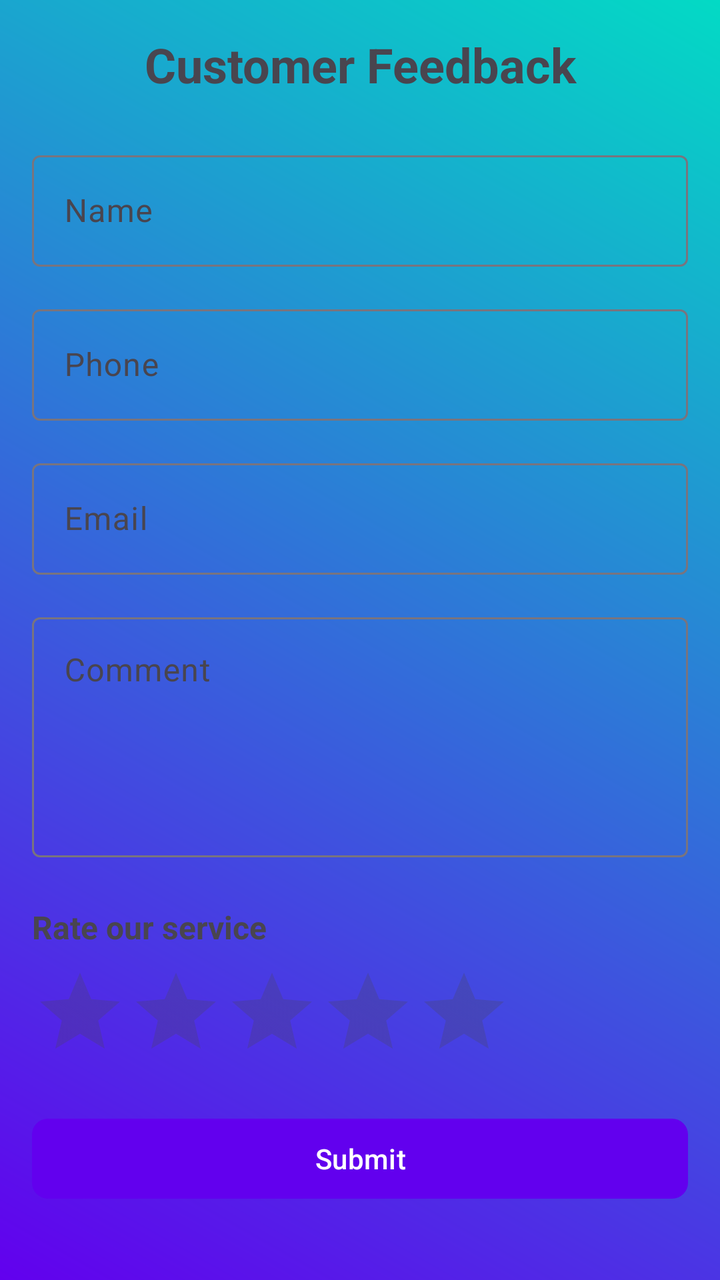
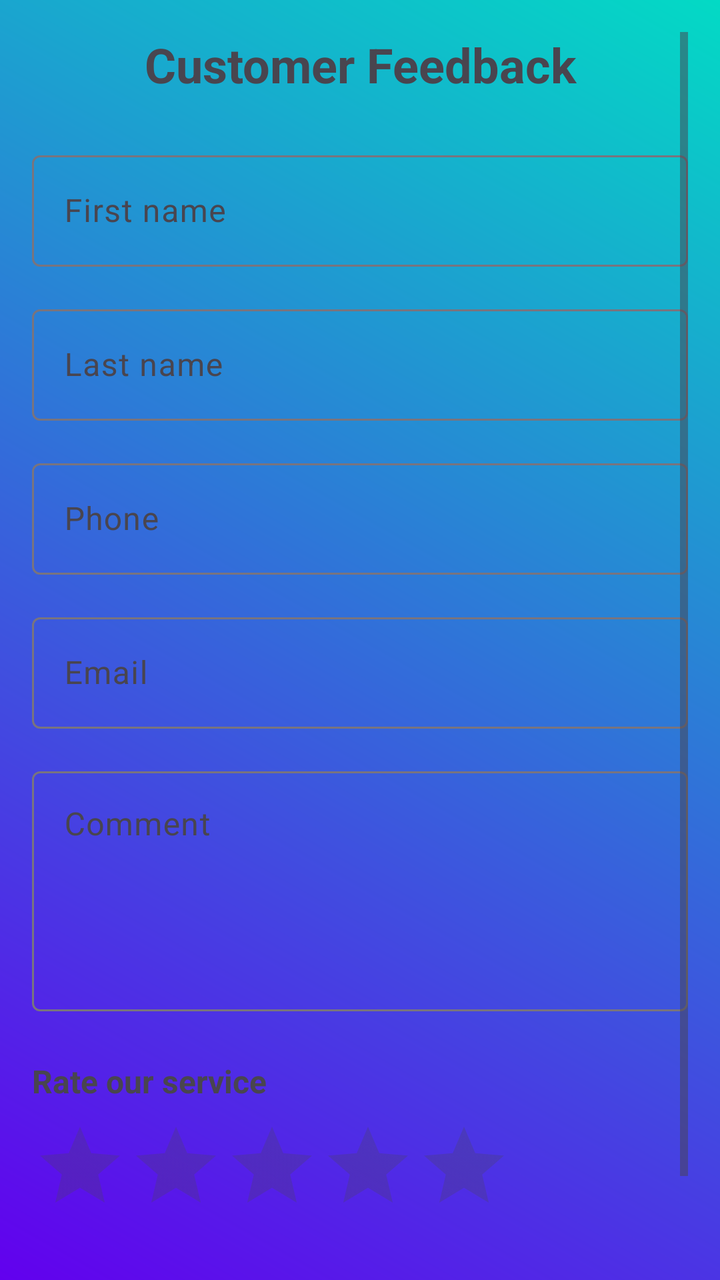

Screens rendered from an Android XML layout before and after an edit, with the pre-edit source and the edit as a unified diff.
<!-- AndroidManifest.xml: application theme Theme.SmartAssistiveSystem -->
<!-- res/layout/fragment_feedback.xml -->
<?xml version="1.0" encoding="utf-8"?>
<ScrollView xmlns:android="http://schemas.android.com/apk/res/android"
    xmlns:app="http://schemas.android.com/apk/res-auto"
    android:layout_width="match_parent"
    android:layout_height="match_parent"
    android:padding="16dp"
    android:background="@drawable/loginactivity_gradient_background">

    <LinearLayout
        android:layout_width="match_parent"
        android:layout_height="wrap_content"
        android:orientation="vertical">

        <TextView
            android:layout_width="match_parent"
            android:layout_height="wrap_content"
            android:layout_marginBottom="24dp"
            android:text="@string/customer_feedback"
            android:textSize="24sp"
            android:textStyle="bold"
            android:textAlignment="center"/>

        <com.google.android.material.textfield.TextInputLayout
            android:layout_width="match_parent"
            android:layout_height="wrap_content"
            android:hint="Name"
            app:boxBackgroundMode="outline"
            android:layout_marginBottom="16dp">

            <com.google.android.material.textfield.TextInputEditText
                android:id="@+id/et_name"
                android:layout_width="match_parent"
                android:layout_height="wrap_content" />
        </com.google.android.material.textfield.TextInputLayout>

        <com.google.android.material.textfield.TextInputLayout
            android:layout_width="match_parent"
            android:layout_height="wrap_content"
            android:hint="Phone"
            app:boxBackgroundMode="outline"
            android:layout_marginBottom="16dp">

            <com.google.android.material.textfield.TextInputEditText
                android:id="@+id/et_phone"
                android:layout_width="match_parent"
                android:layout_height="wrap_content"
                android:inputType="phone" />
        </com.google.android.material.textfield.TextInputLayout>

        <com.google.android.material.textfield.TextInputLayout
            android:layout_width="match_parent"
            android:layout_height="wrap_content"
            android:hint="Email"
            app:boxBackgroundMode="outline"
            android:layout_marginBottom="16dp">

            <com.google.android.material.textfield.TextInputEditText
                android:id="@+id/et_email"
                android:layout_width="match_parent"
                android:layout_height="wrap_content"
                android:inputType="textEmailAddress" />
        </com.google.android.material.textfield.TextInputLayout>


        <com.google.android.material.textfield.TextInputLayout
            android:layout_width="match_parent"
            android:layout_height="wrap_content"
            android:hint="Comment"
            app:boxBackgroundMode="outline"
            android:layout_marginBottom="24dp">

            <com.google.android.material.textfield.TextInputEditText
                android:id="@+id/et_comment"
                android:layout_width="match_parent"
                android:layout_height="120dp"
                android:gravity="top"
                android:inputType="textMultiLine" />
        </com.google.android.material.textfield.TextInputLayout>

        <TextView
            android:layout_width="wrap_content"
            android:layout_height="wrap_content"
            android:text="Rate our service"
            android:textSize="16sp"
            android:textStyle="bold"
            android:layout_marginBottom="8dp" />
        <RatingBar
            android:id="@+id/ratingBar"
            android:layout_width="wrap_content"
            android:layout_height="wrap_content"
            android:layout_gravity="left"
            android:layout_marginBottom="16dp"
            android:numStars="5"
            android:stepSize="1.0" />

        <com.google.android.material.button.MaterialButton
            android:id="@+id/btn_submit_feedback"
            android:layout_width="match_parent"
            android:layout_height="wrap_content"
            android:text="Submit"
            app:cornerRadius="8dp" />

    </LinearLayout>
</ScrollView>
<!-- resources referenced by this layout -->
<resources>
  <!-- drawable loginactivity_gradient_background (drawable) -->
  <?xml version="1.0" encoding="utf-8"?>
  <shape xmlns:android="http://schemas.android.com/apk/res/android">
      <gradient
          android:startColor="@color/purple_500"
  
          android:endColor="@color/teal_200"
          android:angle="45"
          android:type="linear" />
  </shape>
  <string name="customer_feedback">Customer Feedback</string>
  <style name="Theme.SmartAssistiveSystem" parent="Theme.Material3.DayNight.NoActionBar">
  
          
          <item name="windowActionBar">false</item>
          <item name="windowNoTitle">true</item>
  
          
          <item name="colorPrimary">@color/purple_500</item>
          <item name="colorPrimaryVariant">@color/purple_700</item>
          <item name="colorOnPrimary">@color/white</item>
  
          
          <item name="colorSecondary">@color/teal_200</item>
          <item name="colorOnSecondary">@color/black</item>
  
          
          <item name="android:statusBarColor">?attr/colorPrimaryVariant</item>
  
          
          <item name="actionMenuTextAppearance">@style/ActionMenuTextStyle</item>
      </style>
  <color name="purple_500">#6200EE</color>
  <color name="teal_200">#03DAC5</color>
  <color name="purple_700">#3700B3</color>
  <color name="white">#FFFFFF</color>
  <color name="black">#000000</color>
  <style name="ActionMenuTextStyle" parent="@android:style/TextAppearance.Widget.IconMenu.Item">
          <item name="android:textSize">14sp</item>
          <item name="android:textColor">#FFFFFF</item>
          <item name="android:textAllCaps">false</item>
      </style>
</resources>

<!-- the commit's change to res/layout/fragment_feedback.xml (unified diff, before → after) -->
@@ -18,21 +18,39 @@
             android:text="@string/customer_feedback"
             android:textSize="24sp"
             android:textStyle="bold"
-            android:textAlignment="center"/>
+            android:textAlignment="center" />
 
+        
         <com.google.android.material.textfield.TextInputLayout
             android:layout_width="match_parent"
             android:layout_height="wrap_content"
-            android:hint="Name"
             app:boxBackgroundMode="outline"
             android:layout_marginBottom="16dp">
 
             <com.google.android.material.textfield.TextInputEditText
-                android:id="@+id/et_name"
+                android:id="@+id/et_first_name"
                 android:layout_width="match_parent"
-                android:layout_height="wrap_content" />
+                android:layout_height="wrap_content"
+                android:hint="@string/hint_first_name"
+                android:inputType="textPersonName" />
         </com.google.android.material.textfield.TextInputLayout>
 
+        
+        <com.google.android.material.textfield.TextInputLayout
+            android:layout_width="match_parent"
+            android:layout_height="wrap_content"
+            app:boxBackgroundMode="outline"
+            android:layout_marginBottom="16dp">
+
+            <com.google.android.material.textfield.TextInputEditText
+                android:id="@+id/et_last_name"
+                android:layout_width="match_parent"
+                android:layout_height="wrap_content"
+                android:hint="@string/hint_last_name"
+                android:inputType="textPersonName" />
+        </com.google.android.material.textfield.TextInputLayout>
+
+        
         <com.google.android.material.textfield.TextInputLayout
             android:layout_width="match_parent"
             android:layout_height="wrap_content"
@@ -47,6 +65,7 @@
                 android:inputType="phone" />
         </com.google.android.material.textfield.TextInputLayout>
 
+        
         <com.google.android.material.textfield.TextInputLayout
             android:layout_width="match_parent"
             android:layout_height="wrap_content"
@@ -61,7 +80,7 @@
                 android:inputType="textEmailAddress" />
         </com.google.android.material.textfield.TextInputLayout>
 
-
+        
         <com.google.android.material.textfield.TextInputLayout
             android:layout_width="match_parent"
             android:layout_height="wrap_content"
@@ -84,6 +103,7 @@
             android:textSize="16sp"
             android:textStyle="bold"
             android:layout_marginBottom="8dp" />
+
         <RatingBar
             android:id="@+id/ratingBar"
             android:layout_width="wrap_content"
<!-- resource entries referenced after the edit -->
@@ -11,6 +11,8 @@
           android:type="linear" />
   </shape>
   <string name="customer_feedback">Customer Feedback</string>
+  <string name="hint_first_name">First name</string>
+  <string name="hint_last_name">Last name</string>
   <style name="Theme.SmartAssistiveSystem" parent="Theme.Material3.DayNight.NoActionBar">
   
           
